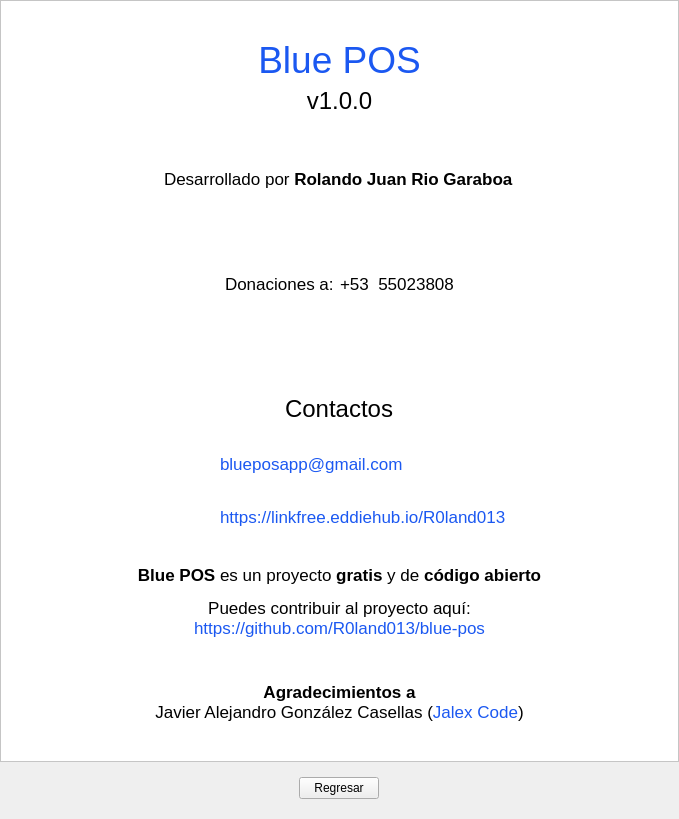
This is view/ui/about.ui in R0land013/blue-pos as Qt 5 draws it before an edit. The edited form follows.
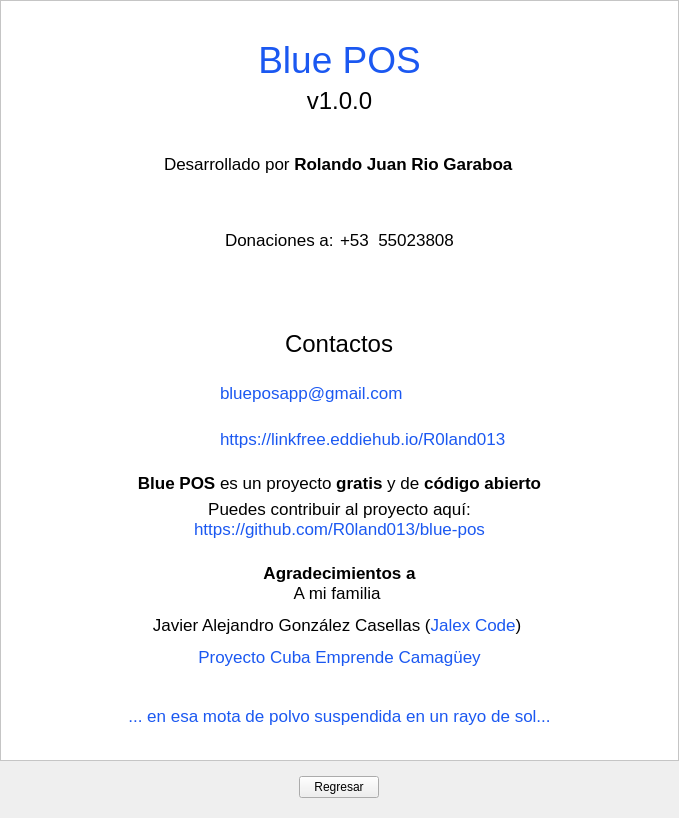
This is the edited form. Icons and pictures are not drawn.

Commit message: Doc: Algunos cambios en los agradecimientos

What changed in the file:
```diff
--- a/view/ui/about.ui
+++ b/view/ui/about.ui
@@ -7,7 +7,7 @@
     <x>0</x>
     <y>0</y>
     <width>679</width>
-    <height>819</height>
+    <height>818</height>
    </rect>
   </property>
   <property name="windowTitle">
@@ -44,9 +44,9 @@
       <property name="geometry">
        <rect>
         <x>0</x>
-        <y>0</y>
-        <width>660</width>
-        <height>921</height>
+        <y>-281</y>
+        <width>656</width>
+        <height>1039</height>
        </rect>
       </property>
       <layout class="QVBoxLayout" name="verticalLayout_3">
@@ -461,8 +461,16 @@
 font: 13pt;</string>
             </property>
             <property name="text">
-             <string>&lt;b&gt;Agradecimientos a&lt;/b&gt; &lt;br/&gt;
-Javier Alejandro González Casellas (&lt;a href=&quot;https://github.com/JalexCode&quot; style=&quot;text-decoration: none; color: rgb(27, 88, 241);&quot;&gt;Jalex Code&lt;/a&gt;)</string>
+             <string>&lt;html&gt;
+&lt;head/&gt;
+&lt;body&gt;
+	&lt;p&gt;
+	&lt;span style=&quot; font-weight:600;&quot;&gt;
+		Agradecimientos a
+	&lt;/span&gt;
+	&lt;br/&gt;A mi familia&lt;/p&gt;
+	&lt;p&gt;Javier Alejandro González Casellas (&lt;a href=&quot;https://github.com/JalexCode&quot;&gt;&lt;span style=&quot;text-decoration: none; color:#1b58f1;&quot;&gt;Jalex Code&lt;/span&gt;&lt;/a&gt;)&lt;/p&gt;
+	&lt;p&gt;&lt;a href=&quot;https://www.facebook.com/cecamaguey/?locale=es_LA&quot;&gt;&lt;span style=&quot;text-decoration: none; color:#1b58f1;&quot;&gt;Proyecto Cuba Emprende Camagüey&lt;/span&gt;&lt;/a&gt;&lt;/p&gt;&lt;/body&gt;&lt;/html&gt;</string>
             </property>
             <property name="alignment">
              <set>Qt::AlignCenter</set>
@@ -478,6 +486,28 @@
          </layout>
         </widget>
        </item>
+       <item>
+        <widget class="QLabel" name="label_15">
+         <property name="styleSheet">
+          <string notr="true">color: black;
+font-family: Arial;
+font-weight: bold;
+font: 13pt;</string>
+         </property>
+         <property name="text">
+          <string>&lt;span &gt;&lt;a href=&quot;https://es.wikipedia.org/wiki/Un_punto_azul_p%C3%A1lido&quot; style=&quot;text-decoration: none; color:#1b58f1;&quot;&gt;... en esa mota de polvo suspendida en un rayo de sol...&lt;/a&gt;&lt;/span&gt;</string>
+         </property>
+         <property name="alignment">
+          <set>Qt::AlignCenter</set>
+         </property>
+         <property name="openExternalLinks">
+          <bool>true</bool>
+         </property>
+         <property name="textInteractionFlags">
+          <set>Qt::TextBrowserInteraction</set>
+         </property>
+        </widget>
+       </item>
       </layout>
      </widget>
     </widget>
```
The commit also changes 1 other file.
